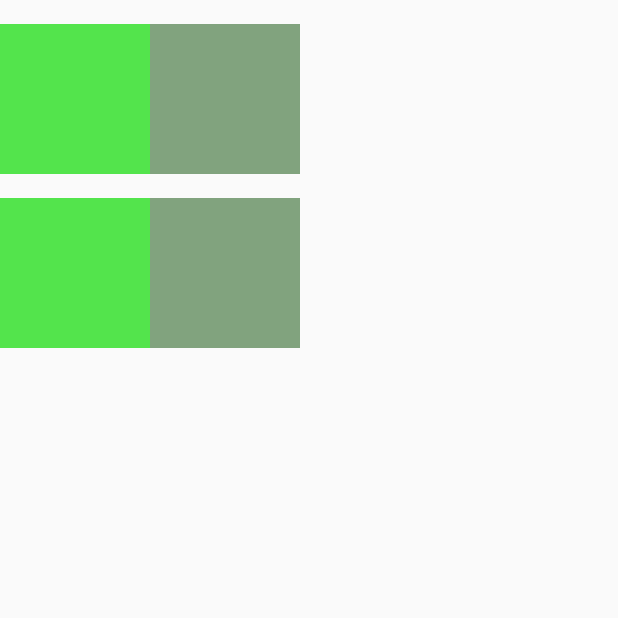
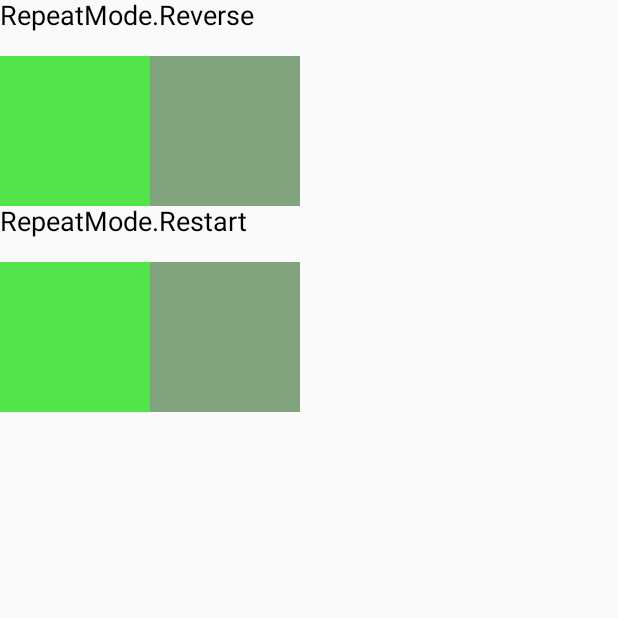
Before and after one commit to wlazlopwl/ComposeAnimations, an Android app built with Jetpack Compose: the InfiniteTransitionScreen screen opened through its navigation route, on a phone screen of 412 x 824 dp, the top half of it. Run offline under Robolectric (Android 15) with nearby library versions, the phone set to English and light mode, and no system bars.

Commit message:
add Title component ad update to it in project

```diff
--- a/app/src/main/java/com/appdevpwl/composeanimations/view/AnimatedContentScreen.kt
+++ b/app/src/main/java/com/appdevpwl/composeanimations/view/AnimatedContentScreen.kt
@@ -44,11 +44,9 @@ fun AnimatedContentScreen() {
             }
         }
         Box {
-
             StartAnimateButton {
             }
         }
 
     }
-
 }
--- a/app/src/main/java/com/appdevpwl/composeanimations/view/Components.kt
+++ b/app/src/main/java/com/appdevpwl/composeanimations/view/Components.kt
@@ -5,6 +5,8 @@ import androidx.compose.material.Button
 import androidx.compose.material.Text
 import androidx.compose.runtime.Composable
 import androidx.compose.ui.Modifier
+import androidx.compose.ui.unit.TextUnit
+import androidx.compose.ui.unit.sp
 
 @Composable
 fun StartAnimateButton(onCLick: () -> Unit) {
@@ -15,3 +17,11 @@ fun StartAnimateButton(onCLick: () -> Unit) {
         Text(text = "Animuj")
     }
 }
+
+@Composable
+fun Title(
+    text: String,
+    fontSize: TextUnit = 18.sp
+) {
+    Text(text = text, fontSize = fontSize)
+}
--- a/app/src/main/java/com/appdevpwl/composeanimations/view/InfiniteTransitionScreen.kt
+++ b/app/src/main/java/com/appdevpwl/composeanimations/view/InfiniteTransitionScreen.kt
@@ -59,6 +59,7 @@ fun InfiniteTransitionScreen() {
         )
 
         Column {
+            Title(text = "RepeatMode.Reverse")
             Row {
                 Canvas(
                     modifier = Modifier
@@ -79,6 +80,7 @@ fun InfiniteTransitionScreen() {
                 }
             }
 
+            Title(text = "RepeatMode.Restart")
             Row {
                 Canvas(
                     modifier = Modifier
```
Also changed, not shown: app/src/main/java/com/appdevpwl/composeanimations/view/AnimateAsStateScreen.kt (+4 -6 lines), app/src/main/java/com/appdevpwl/composeanimations/view/AnimatedVisibilityScreen.kt (+6 -4 lines).
